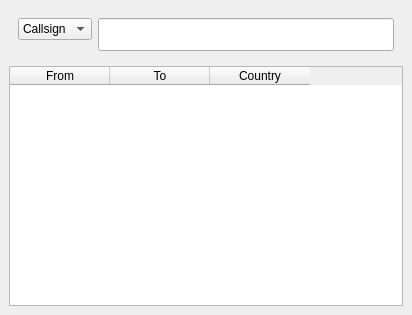
Before: the Qt Designer form mainwindow.ui in aso824/ituprefix, drawn with Qt 5.
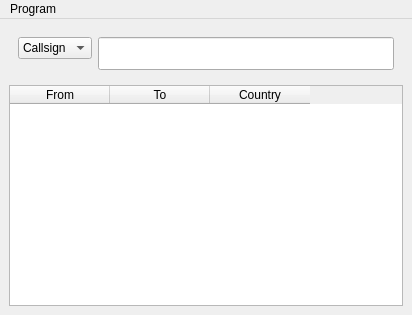
After: the same form once the commit is applied.

Commit message: Simple program menu with about box

Patch:
```diff
--- a/mainwindow.ui
+++ b/mainwindow.ui
@@ -75,6 +75,16 @@
      <height>27</height>
     </rect>
    </property>
+   <widget class="QMenu" name="menuProgram">
+    <property name="title">
+     <string>Program</string>
+    </property>
+    <addaction name="actionAbout_author"/>
+    <addaction name="actionAbout_Qt"/>
+    <addaction name="separator"/>
+    <addaction name="actionExit"/>
+   </widget>
+   <addaction name="menuProgram"/>
   </widget>
  </widget>
  <resources/>
```
Left out of the diff: 15 changed lines with no effect on the pictures. The commit also changes 2 other files.
